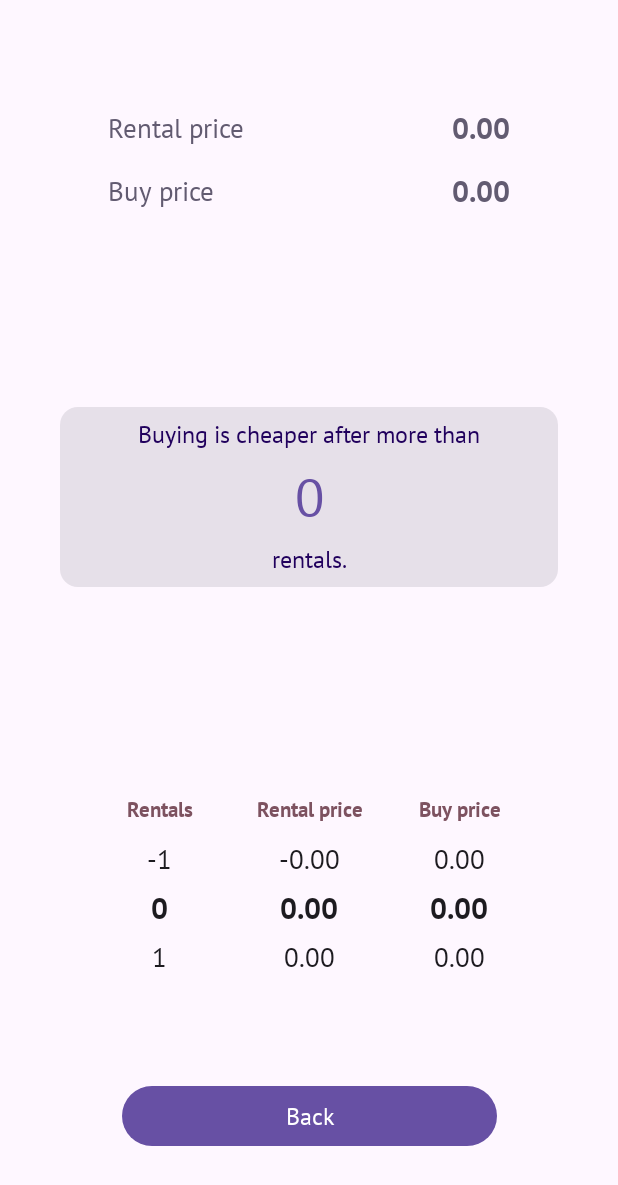
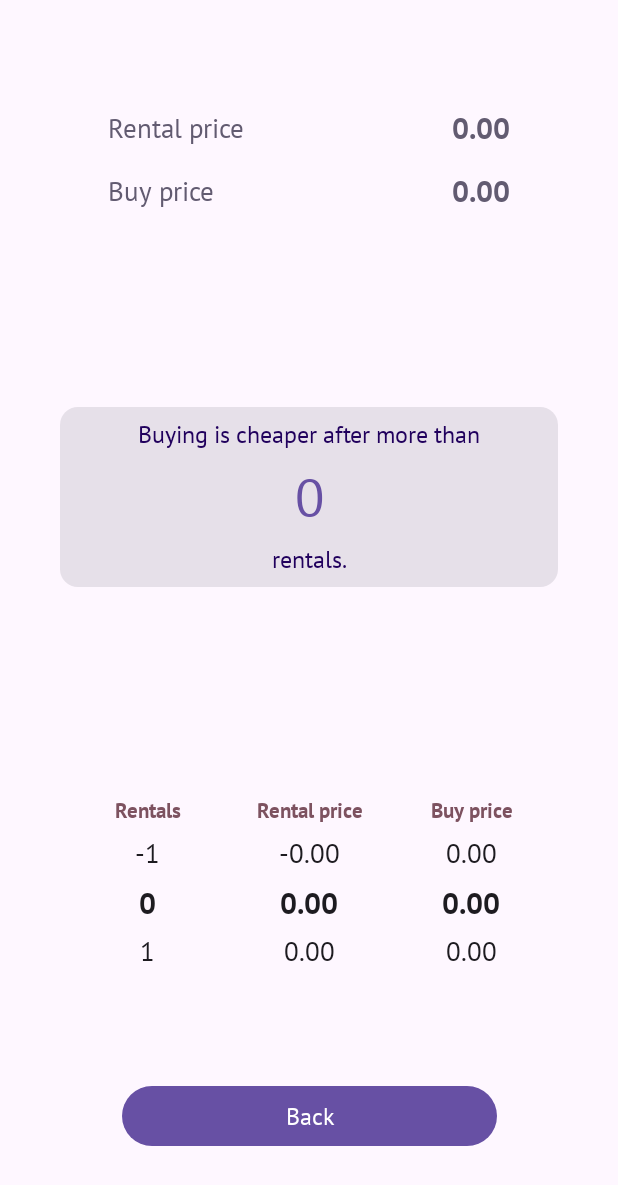
Before and after one commit to weissale1/RentOrBuy, an Android app built with Jetpack Compose: the OutputScreen screen opened through its navigation route, on a phone screen of 412 x 824 dp. Shown: the top 1185 px of the screen. Run offline under Robolectric (Android 15) with nearby library versions, the phone set to English and light mode, and no system bars.

Commit message:
remove grid, use column

```diff
--- a/app/src/main/java/com/example/rentorbuy/ui/OutputScreen.kt
+++ b/app/src/main/java/com/example/rentorbuy/ui/OutputScreen.kt
@@ -173,40 +173,30 @@ fun ComparisonTable(
     breakPoint: Int,
     modifier: Modifier = Modifier
 ) {
-    LazyHorizontalGrid(
-        rows = GridCells.Fixed(4),
+    Column(
         modifier = modifier.fillMaxWidth(),
-        userScrollEnabled = false,
-        horizontalArrangement = Arrangement.SpaceEvenly
+        horizontalAlignment = Alignment.CenterHorizontally,
+        verticalArrangement = Arrangement.SpaceEvenly
     ) {
-        item {
         ComparisonHeaderRow()
-        }
-        item {
         ComparisonRow(
             index = breakPoint - 1,
             rentalTimesPrice = rentalPrice * (breakPoint - 1),
             style = MaterialTheme.typography.displaySmall,
             buyPrice = buyPrice
         )
-        }
-        item {
         ComparisonRow(
             index = breakPoint,
             rentalTimesPrice = rentalPrice * breakPoint,
             buyPrice = buyPrice,
             style = MaterialTheme.typography.displayMedium
         )
-
-        }
-        item {
         ComparisonRow(
             index = breakPoint + 1,
             rentalTimesPrice = rentalPrice * (breakPoint + 1),
             style = MaterialTheme.typography.displaySmall,
             buyPrice = buyPrice
         )
-        }
     }
 }
 
```
Lines whose indentation alone changed are shown as unchanged.
